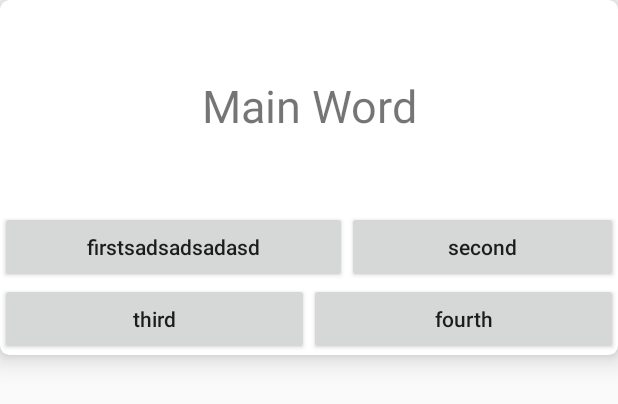
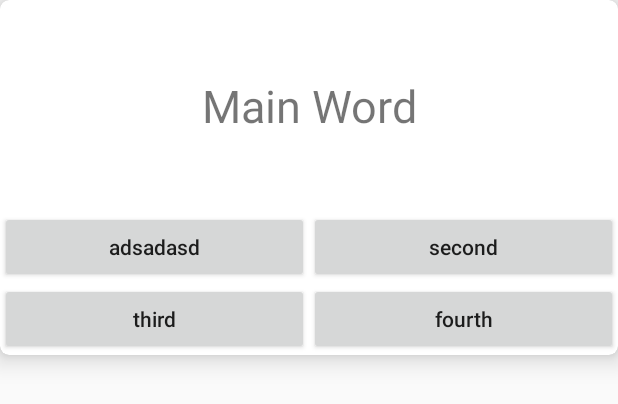
Before and after one commit to okisad/Memofication, an Android app: the layout word_card_card_layout.xml on its own in the app's theme, with its tools: preview values and no code run, on a phone screen of 412 x 824 dp. Shown: the top 404 px of the screen. Run offline under Robolectric (Android 15) with nearby library versions, the light colour scheme and no system bars.

Commit message:
change word card view

```diff
--- a/app/src/main/res/layout/word_card_card_layout.xml
+++ b/app/src/main/res/layout/word_card_card_layout.xml
@@ -47,7 +47,7 @@
                     android:textAllCaps="false"
                     android:singleLine="false"
                     android:maxLines="2"
-                    android:text="firstsadsadsadasd"/>
+                    android:text="adsadasd"/>
                 <Button
                     android:id="@+id/word_card_card_layout_second_button"
                     android:layout_width="wrap_content"
```
